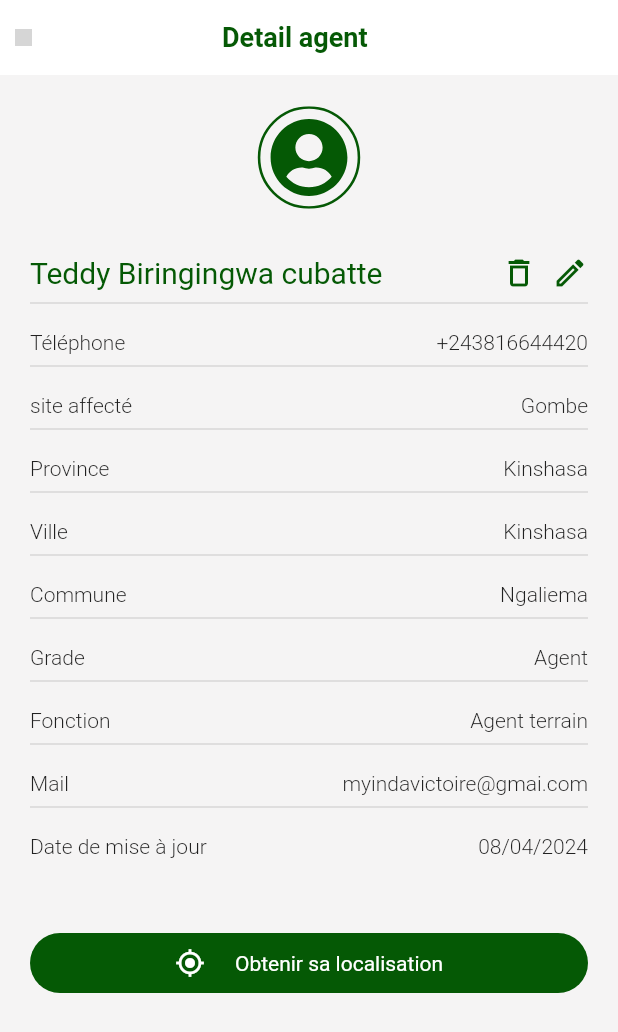
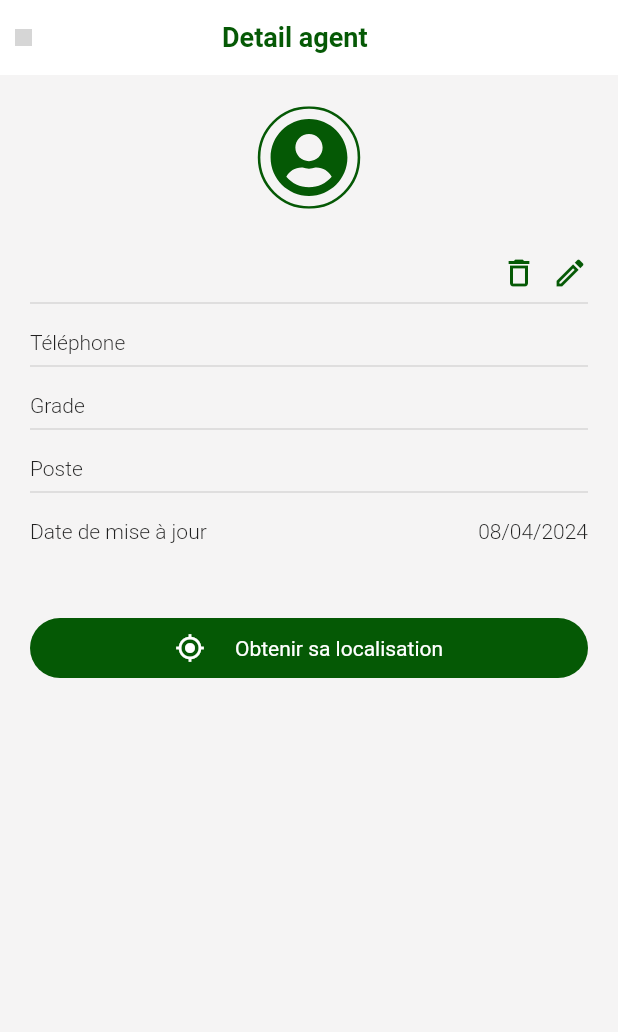
Before and after one commit to victoireMyinda/SPARK-MANAGER-HR, a Flutter app: the DetailAgentScreen screen opened directly with empty values, on a phone screen of 412 x 824 dp. Shown: the top 1032 px of the screen. Run offline on Flutter 3.47's test engine with Material 2 defaults, Android fonts, the phone set to English and light mode, and no system bars; our stand-ins replace adaptive_theme, bloc, bordered_text, bot_toast, cached_network_image, camera and 29 more; missing offline and left inert: custom_qr_generator, dart:ffi, dio_http_cache; accounts and stored records are empty; project files that could hold a hidden picture were left out; grey boxes are pictures that could not be loaded.

Commit message:
main:get_all_agent

```diff
--- a/lib/data/repository/signUp_repository.dart
+++ b/lib/data/repository/signUp_repository.dart
@@ -91,13 +91,13 @@ class SignUpRepository {
     }
   }
 
-  static Future<Map<String, dynamic>> gettAllAgentCream() async {
+  static Future<Map<String, dynamic>> gettAllAgent() async {
     // SharedPreferences prefs = await SharedPreferences.getInstance();
     // String? token = prefs.getString("token");
 
     // var headers = {'Authorization': 'Bearer $token'};
     var request = http.Request(
-        'GET', Uri.parse('https://iglace.eyanofinance.org/api/v1/user'));
+        'GET', Uri.parse('https://spark-manager-rh-764791cdc043.herokuapp.com/api/v1/agent'));
 
     // request.headers.addAll(headers);
 
@@ -111,7 +111,7 @@ class SignUpRepository {
 
     if (statusCode == 200) {
       String? message = responseJson['message'];
-      List? data = responseJson['data'];
+      List? data = responseJson['users'];
       return {"status": statusCode, "message": message, "data": data};
     } else {
       String message = responseJson['message'];
--- a/lib/presentation/screens/agentAdmin/agents/detailagent.dart
+++ b/lib/presentation/screens/agentAdmin/agents/detailagent.dart
@@ -77,10 +77,10 @@ class _DetailAgentScreenState extends State<DetailAgentScreen> {
                       Row(
                         mainAxisAlignment: MainAxisAlignment.spaceBetween,
                         children: [
-                          const Text(
-                            // "${widget.data!["first_name"]} ${widget.data!["second_name"]} ${widget.data!["third_name"]}",
-                            "Teddy Biringingwa cubatte",
-                            style: TextStyle(
+                           Text(
+                           "${widget.data!["firstname"]} ${widget.data!["lastname"]} ${widget.data!["as_user"]["username"]}",
+
+                            style: const TextStyle(
                               fontSize: 20,
                               color: Color(0XFF055905),
                             ),
@@ -121,11 +121,11 @@ class _DetailAgentScreenState extends State<DetailAgentScreen> {
                       ),
                       Row(
                         mainAxisAlignment: MainAxisAlignment.spaceBetween,
-                        children: const [
-                          Text("Téléphone",
+                        children: [
+                          const Text("Téléphone",
                               style: TextStyle(fontWeight: FontWeight.w300)),
-                          Text("+243816644420",
-                              style: TextStyle(fontWeight: FontWeight.w300)),
+                          Text(widget.data!["as_user"]["mobile_no"].toString(),
+                              style: const TextStyle(fontWeight: FontWeight.w300)),
                         ],
                       ),
                       const Divider(
@@ -136,11 +136,11 @@ class _DetailAgentScreenState extends State<DetailAgentScreen> {
                       ),
                       Row(
                         mainAxisAlignment: MainAxisAlignment.spaceBetween,
-                        children: const [
-                          Text("site affecté",
+                        children:  [
+                          const Text("Grade",
                               style: TextStyle(fontWeight: FontWeight.w300)),
-                          Text("Gombe",
-                              style: TextStyle(fontWeight: FontWeight.w300)),
+                          Text(widget.data!["grade"],
+                              style: const TextStyle(fontWeight: FontWeight.w300)),
                         ],
                       ),
                       const Divider(
@@ -151,13 +151,13 @@ class _DetailAgentScreenState extends State<DetailAgentScreen> {
                       ),
                       Row(
                         mainAxisAlignment: MainAxisAlignment.spaceBetween,
-                        children: const [
-                          Text(
-                            "Province",
+                        children:[
+                          const Text(
+                            "Poste",
                             style: TextStyle(fontWeight: FontWeight.w300),
                           ),
-                          Text("Kinshasa",
-                              style: TextStyle(fontWeight: FontWeight.w300)),
+                          Text(widget.data!["poste"],
+                              style: const TextStyle(fontWeight: FontWeight.w300)),
                         ],
                       ),
                       const Divider(
@@ -166,81 +166,7 @@ class _DetailAgentScreenState extends State<DetailAgentScreen> {
                       const SizedBox(
                         height: 10,
                       ),
-                      Row(
-                        mainAxisAlignment: MainAxisAlignment.spaceBetween,
-                        children: const [
-                          Text("Ville",
-                              style: TextStyle(fontWeight: FontWeight.w300)),
-                          Text("Kinshasa",
-                              style: TextStyle(fontWeight: FontWeight.w300)),
-                        ],
-                      ),
-                      const Divider(
-                        thickness: 1,
-                      ),
-                      const SizedBox(
-                        height: 10,
-                      ),
-                      Row(
-                        mainAxisAlignment: MainAxisAlignment.spaceBetween,
-                        children: const [
-                          Text("Commune",
-                              style: TextStyle(fontWeight: FontWeight.w300)),
-                          Text("Ngaliema",
-                              style: TextStyle(fontWeight: FontWeight.w300)),
-                        ],
-                      ),
-                      const Divider(
-                        thickness: 1,
-                      ),
-                      const SizedBox(
-                        height: 10,
-                      ),
-                      Row(
-                        mainAxisAlignment: MainAxisAlignment.spaceBetween,
-                        children: const [
-                          Text("Grade",
-                              style: TextStyle(fontWeight: FontWeight.w300)),
-                          Text("Agent",
-                              style: TextStyle(fontWeight: FontWeight.w300)),
-                        ],
-                      ),
-                      const Divider(
-                        thickness: 1,
-                      ),
-                      const SizedBox(
-                        height: 10,
-                      ),
-                      Row(
-                        mainAxisAlignment: MainAxisAlignment.spaceBetween,
-                        children: const [
-                          Text("Fonction",
-                              style: TextStyle(fontWeight: FontWeight.w300)),
-                          Text("Agent terrain",
-                              style: TextStyle(fontWeight: FontWeight.w300)),
-                        ],
-                      ),
-                      const Divider(
-                        thickness: 1,
-                      ),
-                      const SizedBox(
-                        height: 10,
-                      ),
-                      Row(
-                        mainAxisAlignment: MainAxisAlignment.spaceBetween,
-                        children: const [
-                          Text("Mail",
-                              style: TextStyle(fontWeight: FontWeight.w300)),
-                          Text("myindavictoire@gmai.com",
-                              style: TextStyle(fontWeight: FontWeight.w300)),
-                        ],
-                      ),
-                      const Divider(
-                        thickness: 1,
-                      ),
-                      const SizedBox(
-                        height: 10,
-                      ),
+
                       Row(
                         mainAxisAlignment: MainAxisAlignment.spaceBetween,
                         children: const [
--- a/lib/presentation/screens/agentAdmin/agents/widget/cardagent.dart
+++ b/lib/presentation/screens/agentAdmin/agents/widget/cardagent.dart
@@ -4,7 +4,6 @@ import 'package:flutter/material.dart';
 import 'package:flutter_bloc/flutter_bloc.dart';
 import 'package:flutter_svg/flutter_svg.dart';
 import 'package:location_agent/business_logic/cubit/signup/cubit/signup_cubit.dart';
-import 'package:location_agent/constants/my_colors.dart';
 import 'package:location_agent/presentation/screens/agentAdmin/agents/detailagent.dart';
 
 class CartdAgent extends StatefulWidget {
@@ -60,17 +59,17 @@ class _CartdAgentState extends State<CartdAgent> {
                     child: Row(
                       mainAxisAlignment: MainAxisAlignment.spaceBetween,
                       children: [
+                        Text(
+                          "${widget.data!["firstname"]} ${widget.data!["lastname"]}  ",
+                          style: TextStyle(
+                              fontWeight: FontWeight.bold, fontSize: 11),
+                        ),
+
                         // Text(
-                        //   "${widget.data!["first_name"]} ${widget.data!["second_name"]} ${widget.data!["third_name"]}  ",
+                        //   "Teddy Biringingwa jacob  ",
                         //   style: TextStyle(
                         //       fontWeight: FontWeight.bold, fontSize: 11),
                         // ),
-
-                        Text(
-                          "Teddy Biringingwa jacob  ",
-                          style: TextStyle(
-                              fontWeight: FontWeight.bold, fontSize: 11),
-                        ),
 
                         Container(
                           padding: const EdgeInsets.all(5),
@@ -78,7 +77,7 @@ class _CartdAgentState extends State<CartdAgent> {
                             color: Color.fromARGB(255, 237, 236, 236),
                             borderRadius: BorderRadius.all(Radius.circular(25)),
                           ),
-                          child:  Text("Agent",
+                          child:  Text("${widget.data!["grade"]}" ,
                               style: TextStyle(
                                   fontWeight: FontWeight.w500,
                                   color: Color(0XFF055905),
@@ -93,13 +92,13 @@ class _CartdAgentState extends State<CartdAgent> {
                     child: Row(
                       mainAxisAlignment: MainAxisAlignment.spaceBetween,
                       children: [
-                        Text("+2438144420",
+                        Text(widget.data!["as_user"]["mobile_no"].toString(),
                             style: TextStyle(
                                 fontWeight: FontWeight.w400, fontSize: 11)),
                         BlocBuilder<SignupCubit, SignupState>(
                           builder: (context, state) {
                             return Text(
-                              "Agent affecté",
+                              widget.data!["poste"],
                               style: TextStyle(
                                   fontWeight: FontWeight.w400, fontSize: 11),
                             );
```
Also changed, not shown: lib/presentation/screens/agentAdmin/agents/listeagent.dart (+53 -65 lines).
